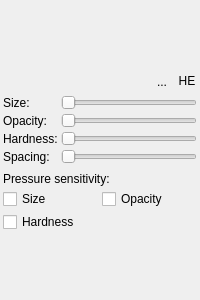
Old version of the form src/client/ui/erasersettings.ui in the repository drawpile/Drawpile.
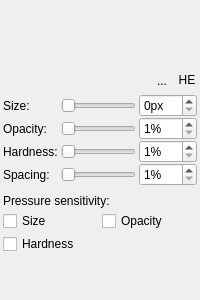
New version of the form. Icons and pictures are not drawn. Custom widgets are drawn as their Qt base class.

What changed in the file:
```diff
--- a/src/client/ui/erasersettings.ui
+++ b/src/client/ui/erasersettings.ui
@@ -116,13 +116,22 @@
    </item>
    <item>
     <layout class="QGridLayout" name="gridLayout">
-     <property name="spacing">
+     <property name="horizontalSpacing">
       <number>3</number>
      </property>
-     <item row="0" column="0">
-      <widget class="QLabel" name="label">
-       <property name="text">
-        <string>Size:</string>
+     <property name="verticalSpacing">
+      <number>0</number>
+     </property>
+     <item row="1" column="1">
+      <widget class="QSlider" name="brushopacity">
+       <property name="minimum">
+        <number>1</number>
+       </property>
+       <property name="maximum">
+        <number>100</number>
+       </property>
+       <property name="orientation">
+        <enum>Qt::Horizontal</enum>
        </property>
       </widget>
      </item>
@@ -143,19 +152,6 @@
        </property>
       </widget>
      </item>
-     <item row="1" column="1">
-      <widget class="QSlider" name="brushopacity">
-       <property name="minimum">
-        <number>1</number>
-       </property>
-       <property name="maximum">
-        <number>100</number>
-       </property>
-       <property name="orientation">
-        <enum>Qt::Horizontal</enum>
-       </property>
-      </widget>
-     </item>
      <item row="2" column="0">
       <widget class="QLabel" name="label_3">
        <property name="text">
@@ -163,16 +159,10 @@
        </property>
       </widget>
      </item>
-     <item row="2" column="1">
-      <widget class="QSlider" name="brushhardness">
-       <property name="minimum">
-        <number>1</number>
-       </property>
-       <property name="maximum">
-        <number>100</number>
-       </property>
-       <property name="orientation">
-        <enum>Qt::Horizontal</enum>
+     <item row="0" column="0">
+      <widget class="QLabel" name="label">
+       <property name="text">
+        <string>Size:</string>
        </property>
       </widget>
      </item>
@@ -183,6 +173,19 @@
        </property>
       </widget>
      </item>
+     <item row="2" column="1">
+      <widget class="QSlider" name="brushhardness">
+       <property name="minimum">
+        <number>1</number>
+       </property>
+       <property name="maximum">
+        <number>100</number>
+       </property>
+       <property name="orientation">
+        <enum>Qt::Horizontal</enum>
+       </property>
+      </widget>
+     </item>
      <item row="3" column="1">
       <widget class="QSlider" name="brushspacing">
        <property name="minimum">
@@ -196,6 +199,55 @@
        </property>
       </widget>
      </item>
+     <item row="0" column="2">
+      <widget class="QSpinBox" name="spinBox">
+       <property name="suffix">
+        <string>px</string>
+       </property>
+       <property name="maximum">
+        <number>64</number>
+       </property>
+      </widget>
+     </item>
+     <item row="1" column="2">
+      <widget class="QSpinBox" name="spinBox_2">
+       <property name="suffix">
+        <string>%</string>
+       </property>
+       <property name="minimum">
+        <number>1</number>
+       </property>
+       <property name="maximum">
+        <number>100</number>
+       </property>
+      </widget>
+     </item>
+     <item row="2" column="2">
+      <widget class="QSpinBox" name="spinBox_3">
+       <property name="suffix">
+        <string>%</string>
+       </property>
+       <property name="minimum">
+        <number>1</number>
+       </property>
+       <property name="maximum">
+        <number>100</number>
+       </property>
+      </widget>
+     </item>
+     <item row="3" column="2">
+      <widget class="QSpinBox" name="spinBox_4">
+       <property name="suffix">
+        <string>%</string>
+       </property>
+       <property name="minimum">
+        <number>1</number>
+       </property>
+       <property name="maximum">
+        <number>50</number>
+       </property>
+      </widget>
+     </item>
     </layout>
    </item>
    <item>
```
Left out of the diff: 160 changed lines with no effect on the pictures.
